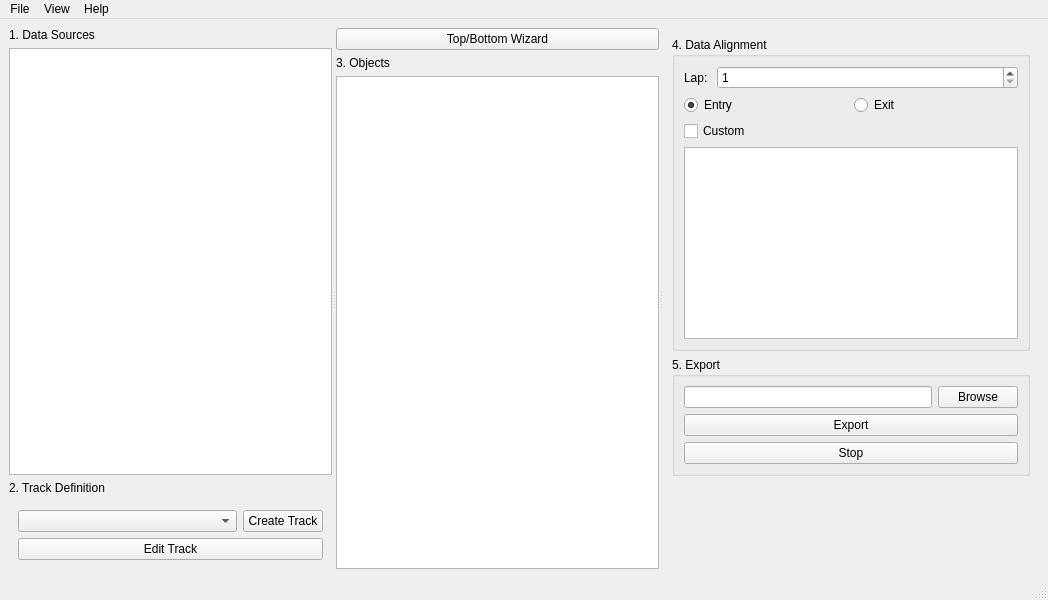
The window that apps/ui/projectwindow.ui (hankedan000/gopro-overlay) describes before a commit, drawn with Qt 5.
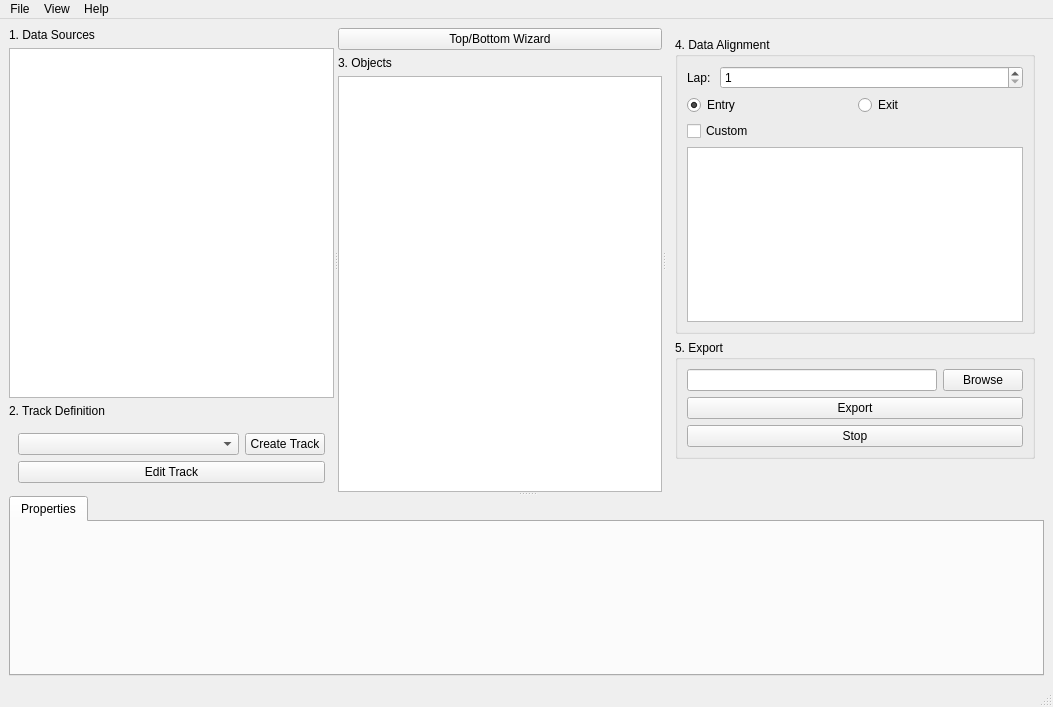
The same window after the commit.

Commit message: Creates properties tab

Diff of the .ui file:
```diff
--- a/apps/ui/projectwindow.ui
+++ b/apps/ui/projectwindow.ui
@@ -6,8 +6,8 @@
    <rect>
     <x>0</x>
     <y>0</y>
-    <width>1048</width>
-    <height>600</height>
+    <width>1053</width>
+    <height>707</height>
    </rect>
   </property>
   <property name="windowTitle">
@@ -18,6 +18,13 @@
     <item row="0" column="0">
      <widget class="QSplitter" name="splitter">
       <property name="orientation">
+       <enum>Qt::Vertical</enum>
+      </property>
+      <widget class="QWidget" name="mainWidget" native="true">
+       <layout class="QGridLayout" name="gridLayout_2">
+        <item row="0" column="0">
+         <widget class="QSplitter" name="splitter_2">
+          <property name="orientation">
        <enum>Qt::Horizontal</enum>
       </property>
       <widget class="QWidget" name="verticalLayoutWidget">
@@ -223,12 +230,32 @@
     </item>
    </layout>
   </widget>
+      <widget class="QTabWidget" name="bottomTabs">
+       <property name="minimumSize">
+        <size>
+         <width>0</width>
+         <height>180</height>
+        </size>
+       </property>
+       <property name="currentIndex">
+        <number>0</number>
+       </property>
+       <widget class="QWidget" name="propertiesTab">
+        <attribute name="title">
+         <string>Properties</string>
+        </attribute>
+       </widget>
+      </widget>
+     </widget>
+    </item>
+   </layout>
+  </widget>
   <widget class="QMenuBar" name="menubar">
    <property name="geometry">
     <rect>
      <x>0</x>
      <y>0</y>
-     <width>1048</width>
+     <width>1053</width>
      <height>23</height>
     </rect>
    </property>
```
Left out of the diff: 6 changed lines with no effect on the pictures. Lines whose indentation alone changed are shown as unchanged. The commit also changes 7 other files.
